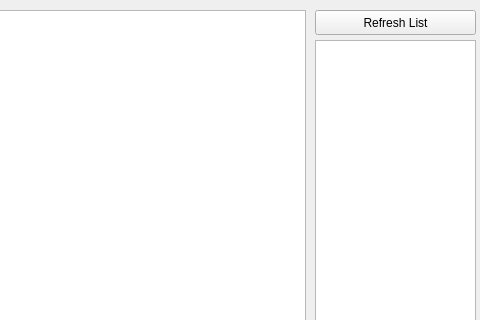
Old version of the form yvEncryptedChat/mainwindow.ui in the repository yvbbrjdr/yvEP; both pictures show x 275 to 755 and y 0 to 320 of the 755 by 544 pixel window.
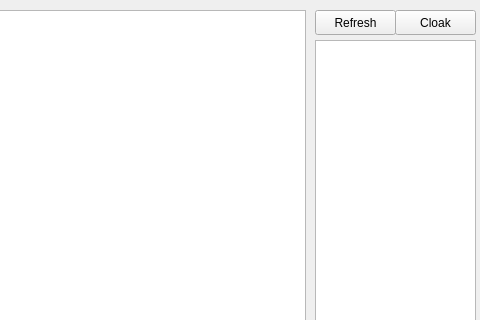
New version of the form.

Patch:
```diff
--- a/yvEncryptedChat/mainwindow.ui
+++ b/yvEncryptedChat/mainwindow.ui
@@ -19,12 +19,12 @@
      <rect>
       <x>590</x>
       <y>10</y>
-      <width>161</width>
+      <width>81</width>
       <height>25</height>
      </rect>
     </property>
     <property name="text">
-     <string>Refresh List</string>
+     <string>Refresh</string>
     </property>
    </widget>
    <widget class="QTextBrowser" name="History">
@@ -66,6 +66,19 @@
      <set>QAbstractItemView::NoEditTriggers</set>
     </property>
    </widget>
+   <widget class="QPushButton" name="CloakButton">
+    <property name="geometry">
+     <rect>
+      <x>670</x>
+      <y>10</y>
+      <width>81</width>
+      <height>25</height>
+     </rect>
+    </property>
+    <property name="text">
+     <string>Cloak</string>
+    </property>
+   </widget>
   </widget>
   <widget class="QStatusBar" name="statusBar"/>
  </widget>
```
